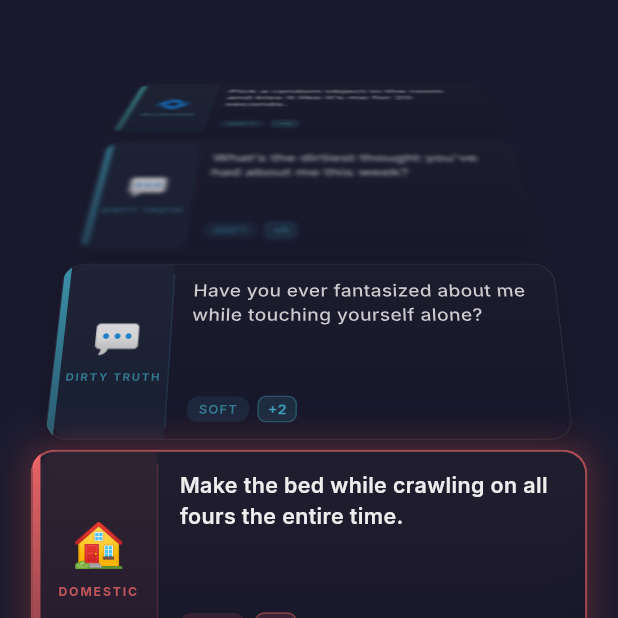
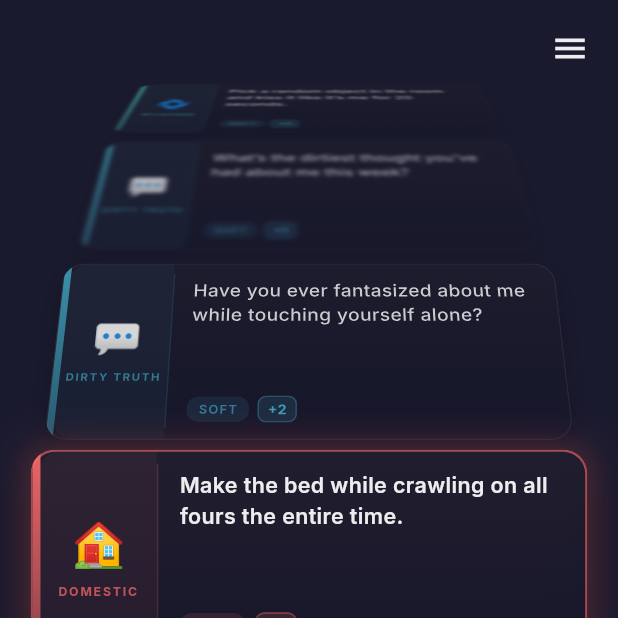
Before and after one commit to Juma1988/my_agents, a Flutter app: the screen it shows after launch, on a phone screen of 412 x 824 dp, the top half of it. Run offline on Flutter 3.47's test engine with Material 3 defaults, Android fonts, the phone set to English and light mode, and no system bars; our stand-ins replace flutter_animate, google_fonts, hive, hive_flutter; accounts and stored records are empty.

Commit message:
Restore menu button top-right for drawer

```diff
--- a/lib/screens/spin_screen.dart
+++ b/lib/screens/spin_screen.dart
@@ -201,7 +201,11 @@ class _SpinScreenState extends State<SpinScreen> {
   }
 
   Widget _buildMainContent() {
-    return Column(
+    final textColor = _isDarkMode ? Colors.white.withValues(alpha: 0.92) : const Color(0xFF1A1A2E);
+
+    return Stack(
+      children: [
+        Column(
           children: [
             // Card stack with pointer
             Expanded(
@@ -237,6 +241,30 @@ class _SpinScreenState extends State<SpinScreen> {
             ),
 
             const SizedBox(height: 20),
+          ],
+        ),
+
+        // Menu button (top-right)
+        Positioned(
+          top: 8,
+          right: 8,
+          child: SafeArea(
+            child: Material(
+              color: Colors.transparent,
+              child: IconButton(
+                icon: Icon(
+                  Icons.menu,
+                  color: textColor,
+                  size: 26,
+                ),
+                onPressed: () {
+                  _scaffoldKey.currentState?.openEndDrawer();
+                },
+                splashRadius: 24,
+              ),
+            ),
+          ),
+        ),
       ],
     );
   }
```
Lines whose indentation alone changed are shown as unchanged.
